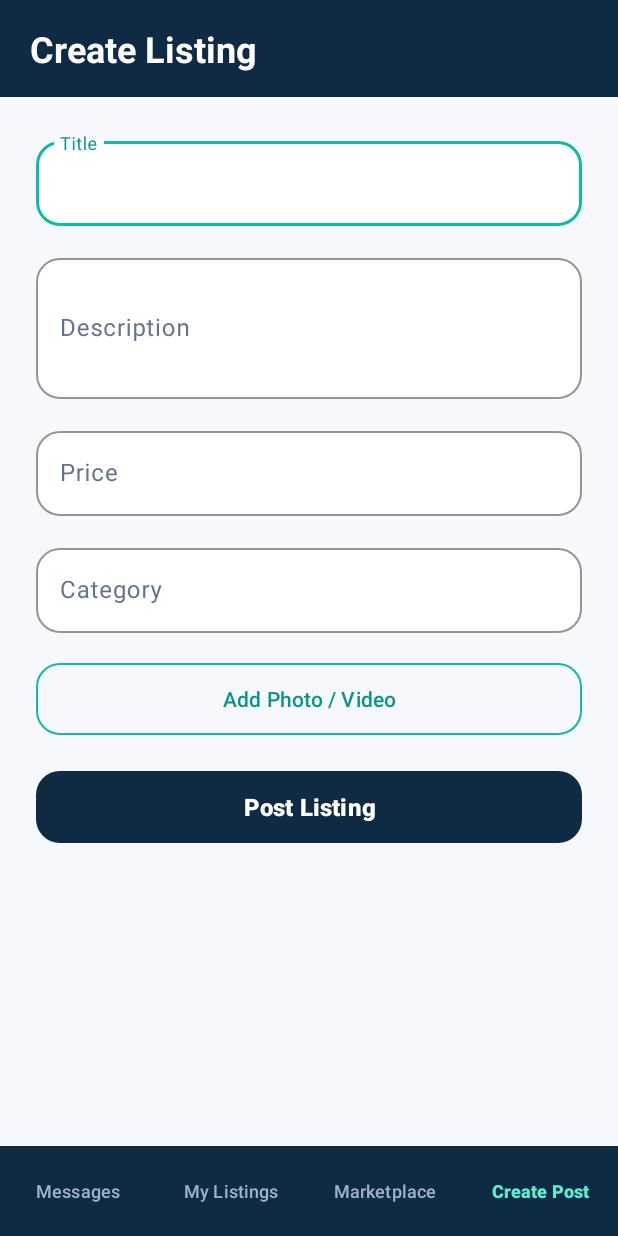
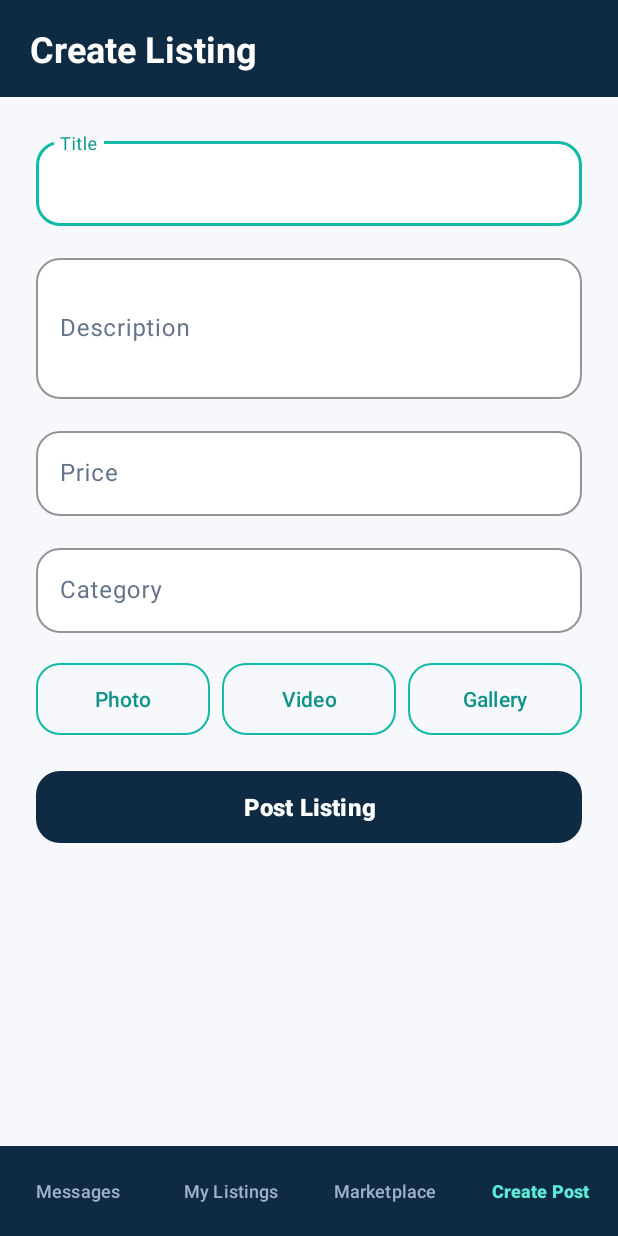
Before and after one commit to koairs/SOFE4640U-FinalProject, an Android app: the screen it shows after launch once a user with an empty profile is signed in (postCreation), after a tap on "Create Post", on a phone screen of 412 x 824 dp. Run offline under Robolectric (Android 15) with nearby library versions, the phone set to English and light mode, and no system bars; our stand-ins replace Firebase (no records; nobody signed in at launch, a user with empty details on screens opened directly).

Commit message:
camera, video, photo

```diff
--- a/app/build.gradle.kts
+++ b/app/build.gradle.kts
@@ -42,10 +42,12 @@ dependencies {
     implementation(platform("com.google.firebase:firebase-bom:35.1.0"))
     implementation("com.google.firebase:firebase-auth")
     implementation("com.google.firebase:firebase-analytics")
+    implementation("com.github.bumptech.glide:glide:4.16.0")
 
     testImplementation(libs.junit)
     androidTestImplementation(libs.androidx.espresso.core)
     androidTestImplementation(libs.androidx.junit)
+
 }
 
 kotlin {
--- a/app/src/main/java/com/example/sofe4640ufinalproject/DatabaseHelper.kt
+++ b/app/src/main/java/com/example/sofe4640ufinalproject/DatabaseHelper.kt
@@ -17,7 +17,9 @@ class DatabaseHelper private constructor(context: Context) :
         category TEXT NOT NULL,
         distance TEXT NOT NULL,
         owner_id TEXT NOT NULL,
-                created_at INTEGER NOT NULL
+        created_at INTEGER NOT NULL,
+        media_uri TEXT,
+        media_type TEXT
 )
             """.trimIndent()
         )
@@ -30,7 +32,7 @@ class DatabaseHelper private constructor(context: Context) :
 
     companion object {
         const val DB_NAME = "marketplace.db"
-        const val DB_VERSION = 1
+        const val DB_VERSION = 2
         const val TABLE_LISTINGS = "listings"
 
         @Volatile
--- a/app/src/main/java/com/example/sofe4640ufinalproject/Homepage.kt
+++ b/app/src/main/java/com/example/sofe4640ufinalproject/Homepage.kt
@@ -28,6 +28,7 @@ class Homepage : AppCompatActivity() {
         val rv = findViewById<RecyclerView>(R.id.rvListings)
         rv.layoutManager = LinearLayoutManager(this)
         rv.adapter = adapter
+
 
         etSearch = findViewById(R.id.etSearch)
         etSearch.doOnTextChanged { _, _, _, _ -> applyFilter() }
--- a/app/src/main/java/com/example/sofe4640ufinalproject/Listing.kt
+++ b/app/src/main/java/com/example/sofe4640ufinalproject/Listing.kt
@@ -1,10 +1,13 @@
 package com.example.sofe4640ufinalproject
 
 data class Listing(
+    val id: Long = 0L,
     val title: String = "",
     val price: String = "",
     val category: String = "",
     val distance: String = "",
     val ownerId: String = "",
-    val createdAt: Long = 0L
+    val createdAt: Long = 0L,
+    val mediaUri: String? = null,
+    val mediaType: String? = null
 )
--- a/app/src/main/java/com/example/sofe4640ufinalproject/postCreation.kt
+++ b/app/src/main/java/com/example/sofe4640ufinalproject/postCreation.kt
@@ -1,17 +1,61 @@
 package com.example.sofe4640ufinalproject
 
 import android.content.Intent
+import android.net.Uri
 import android.os.Bundle
+import android.view.View
+import android.webkit.MimeTypeMap
 import android.widget.Button
 import android.widget.EditText
-import android.widget.ImageButton
+import android.widget.FrameLayout
+import android.widget.ImageView
+import android.widget.TextView
 import android.widget.Toast
 import androidx.activity.enableEdgeToEdge
+import androidx.activity.result.PickVisualMediaRequest
+import androidx.activity.result.contract.ActivityResultContracts
 import androidx.appcompat.app.AppCompatActivity
+import androidx.core.content.FileProvider
 import androidx.core.view.ViewCompat
 import androidx.core.view.WindowInsetsCompat
+import com.bumptech.glide.Glide
+import java.io.File
 
 class postCreation : AppCompatActivity() {
+
+    private var mediaUri: Uri? = null
+    private var mediaType: String? = null
+    private var pendingUri: Uri? = null
+
+    private lateinit var previewContainer: FrameLayout
+    private lateinit var ivPreview: ImageView
+    private lateinit var tvVideoBadge: TextView
+
+    private val takePhoto = registerForActivityResult(
+        ActivityResultContracts.TakePicture()
+    ) { ok ->
+        if (ok) setMedia(pendingUri, "photo") else toast("Photo cancelled")
+    }
+
+    private val recordVideo = registerForActivityResult(
+        ActivityResultContracts.CaptureVideo()
+    ) { ok ->
+        if (ok) setMedia(pendingUri, "video") else toast("Video cancelled")
+    }
+
+    private val pickMedia = registerForActivityResult(
+        ActivityResultContracts.PickVisualMedia()
+    ) { uri ->
+        if (uri == null) return@registerForActivityResult
+        val mime = contentResolver.getType(uri) ?: ""
+        val isVideo = mime.startsWith("video")
+        val ext = MimeTypeMap.getSingleton().getExtensionFromMimeType(mime)
+            ?: if (isVideo) "mp4" else "jpg"
+        val copied = copyToAppStorage(uri, ext)
+        if (copied != null) setMedia(copied, if (isVideo) "video" else "photo")
+        else toast("Couldn't import that file")
+    }
+
     override fun onCreate(savedInstanceState: Bundle?) {
         super.onCreate(savedInstanceState)
         enableEdgeToEdge()
@@ -21,10 +65,24 @@ class postCreation : AppCompatActivity() {
         val etPrice = findViewById<EditText>(R.id.etPrice)
         val etCategory = findViewById<EditText>(R.id.etCategory)
         val btnSubmit = findViewById<Button>(R.id.btnSubmitListing)
+        previewContainer = findViewById(R.id.previewContainer)
+        ivPreview = findViewById(R.id.ivPreview)
+        tvVideoBadge = findViewById(R.id.tvVideoBadge)
 
-        findViewById<Button>(R.id.btnAddMedia).setOnClickListener {
-            Toast.makeText(this, "Camera/video capture coming next milestone", Toast.LENGTH_SHORT).show()
+        findViewById<Button>(R.id.btnTakePhoto).setOnClickListener {
+            pendingUri = newMediaUri("jpg")
+            takePhoto.launch(pendingUri!!)
         }
+        findViewById<Button>(R.id.btnRecordVideo).setOnClickListener {
+            pendingUri = newMediaUri("mp4")
+            recordVideo.launch(pendingUri!!)
+        }
+        findViewById<Button>(R.id.btnGallery).setOnClickListener {
+            pickMedia.launch(
+                PickVisualMediaRequest(ActivityResultContracts.PickVisualMedia.ImageAndVideo)
+            )
+        }
+        findViewById<Button>(R.id.btnRemoveMedia).setOnClickListener { clearMedia() }
 
         btnSubmit.setOnClickListener {
             var valid = true
@@ -37,10 +95,12 @@ class postCreation : AppCompatActivity() {
                     this,
                     etTitle.text.toString().trim(),
                     etPrice.text.toString().trim(),
-                    etCategory.text.toString().trim()
+                    etCategory.text.toString().trim(),
+                    mediaUri?.toString(),
+                    mediaType
                 ) { success ->
                     if (success) {
-                        Toast.makeText(this, "Listing saved", Toast.LENGTH_SHORT).show()
+                        toast("Listing saved")
                         finish()
                     } else {
                         btnSubmit.isEnabled = true
@@ -70,4 +130,41 @@ class postCreation : AppCompatActivity() {
             insets
         }
     }
+
+
+
+    private fun newMediaFile(ext: String): File {
+        val dir = File(getExternalFilesDir(null), "media").apply { mkdirs() }
+        return File(dir, "MEDIA_${System.currentTimeMillis()}.$ext")
+    }
+
+    private fun newMediaUri(ext: String): Uri =
+        FileProvider.getUriForFile(this, "$packageName.fileprovider", newMediaFile(ext))
+
+    private fun copyToAppStorage(source: Uri, ext: String): Uri? = try {
+        val file = newMediaFile(ext)
+        contentResolver.openInputStream(source)?.use { input ->
+            file.outputStream().use { out -> input.copyTo(out) }
+        }
+        FileProvider.getUriForFile(this, "$packageName.fileprovider", file)
+    } catch (e: Exception) {
+        null
+    }
+
+    private fun setMedia(uri: Uri?, type: String) {
+        if (uri == null) return
+        mediaUri = uri
+        mediaType = type
+        previewContainer.visibility = View.VISIBLE
+        tvVideoBadge.visibility = if (type == "video") View.VISIBLE else View.GONE
+        Glide.with(this).load(uri).centerCrop().into(ivPreview)
+    }
+
+    private fun clearMedia() {
+        mediaUri = null
+        mediaType = null
+        previewContainer.visibility = View.GONE
+    }
+
+    private fun toast(msg: String) = Toast.makeText(this, msg, Toast.LENGTH_SHORT).show()
 }
--- a/app/src/main/res/layout/activity_post_creation.xml
+++ b/app/src/main/res/layout/activity_post_creation.xml
@@ -9,7 +9,7 @@
     android:orientation="vertical"
     tools:context=".postCreation">
 
-    <!-- Header -->
+
     <LinearLayout
         android:layout_width="match_parent"
         android:layout_height="wrap_content"
@@ -29,7 +29,7 @@
             android:textStyle="bold" />
     </LinearLayout>
 
-    <!-- Scrollable form takes all remaining space above the bottom bar -->
+
     <ScrollView
         android:layout_width="match_parent"
         android:layout_height="0dp"
@@ -134,16 +134,84 @@
                     android:textColor="@color/text_primary" />
             </com.google.android.material.textfield.TextInputLayout>
 
-            <Button
-                android:id="@+id/btnAddMedia"
-                style="@style/Widget.Material3.Button.OutlinedButton"
+            <LinearLayout
                 android:layout_width="match_parent"
-                android:layout_height="56dp"
+                android:layout_height="wrap_content"
                 android:layout_marginTop="16dp"
-                android:text="Add Photo / Video"
-                android:textColor="@color/accent_dark"
-                app:cornerRadius="16dp"
-                app:strokeColor="@color/accent" />
+                android:orientation="horizontal">
+
+                <Button
+                    android:id="@+id/btnTakePhoto"
+                    style="@style/Widget.Material3.Button.OutlinedButton"
+                    android:layout_width="0dp"
+                    android:layout_height="56dp"
+                    android:layout_marginEnd="4dp"
+                    android:layout_weight="1"
+                    android:text="Photo"
+                    android:textColor="@color/accent_dark"
+                    app:cornerRadius="16dp"
+                    app:strokeColor="@color/accent" />
+
+                <Button
+                    android:id="@+id/btnRecordVideo"
+                    style="@style/Widget.Material3.Button.OutlinedButton"
+                    android:layout_width="0dp"
+                    android:layout_height="56dp"
+                    android:layout_marginHorizontal="4dp"
+                    android:layout_weight="1"
+                    android:text="Video"
+                    android:textColor="@color/accent_dark"
+                    app:cornerRadius="16dp"
+                    app:strokeColor="@color/accent" />
+
+                <Button
+                    android:id="@+id/btnGallery"
+                    style="@style/Widget.Material3.Button.OutlinedButton"
+                    android:layout_width="0dp"
+                    android:layout_height="56dp"
+                    android:layout_marginStart="4dp"
+                    android:layout_weight="1"
+                    android:text="Gallery"
+                    android:textColor="@color/accent_dark"
+                    app:cornerRadius="16dp"
+                    app:strokeColor="@color/accent" />
+            </LinearLayout>
+
+
+            <FrameLayout
+                android:id="@+id/previewContainer"
+                android:layout_width="match_parent"
+                android:layout_height="200dp"
+                android:layout_marginTop="16dp"
+                android:background="@color/surface"
+                android:visibility="gone">
+
+                <ImageView
+                    android:id="@+id/ivPreview"
+                    android:layout_width="match_parent"
+                    android:layout_height="match_parent"
+                    android:contentDescription="Media preview"
+                    android:scaleType="centerCrop" />
+
+                <TextView
+                    android:id="@+id/tvVideoBadge"
+                    android:layout_width="wrap_content"
+                    android:layout_height="wrap_content"
+                    android:layout_gravity="center"
+                    android:text="▶"
+                    android:textColor="@color/surface"
+                    android:textSize="48sp"
+                    android:visibility="gone" />
+
+                <Button
+                    android:id="@+id/btnRemoveMedia"
+                    style="@style/Widget.Material3.Button.TextButton"
+                    android:layout_width="wrap_content"
+                    android:layout_height="wrap_content"
+                    android:layout_gravity="top|end"
+                    android:text="Remove"
+                    android:textColor="@color/surface" />
+            </FrameLayout>
 
             <Button
                 android:id="@+id/btnSubmitListing"
@@ -200,7 +268,7 @@
             android:textColor="@color/nav_inactive"
             android:textSize="12sp" />
 
-        <!-- Current screen: highlighted -->
+
         <Button
             android:id="@+id/btnPost"
             style="@style/Widget.Material3.Button.TextButton"
--- /dev/null
+++ b/app/src/main/res/xml/file_paths.xml
@@ -0,0 +1,4 @@
+<?xml version="1.0" encoding="utf-8"?>
+<paths>
+    <external-files-path name="media" path="media/" />
+</paths>
```
Also changed, not shown: app/src/main/AndroidManifest.xml (+12 -1 lines), app/src/main/java/com/example/sofe4640ufinalproject/ListingAdapter.kt (+31 -0 lines), app/src/main/java/com/example/sofe4640ufinalproject/ListingDetailActivity.kt (added, +7 -0 lines), app/src/main/java/com/example/sofe4640ufinalproject/ListingStore.kt (+8 -1 lines), app/src/main/res/layout/activity_listing_detail.xml (added, +56 -0 lines), app/src/main/res/layout/item_listing.xml (+21 -5 lines). Lines whose indentation alone changed are shown as unchanged.
